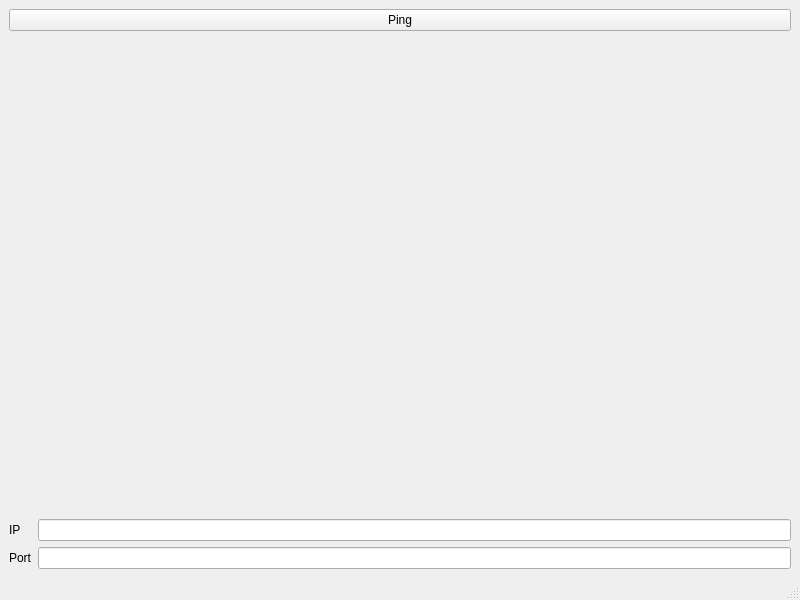
First picture: the form in gui/ui/main.ui, repository phch/davis-hyperloop, before the edit.
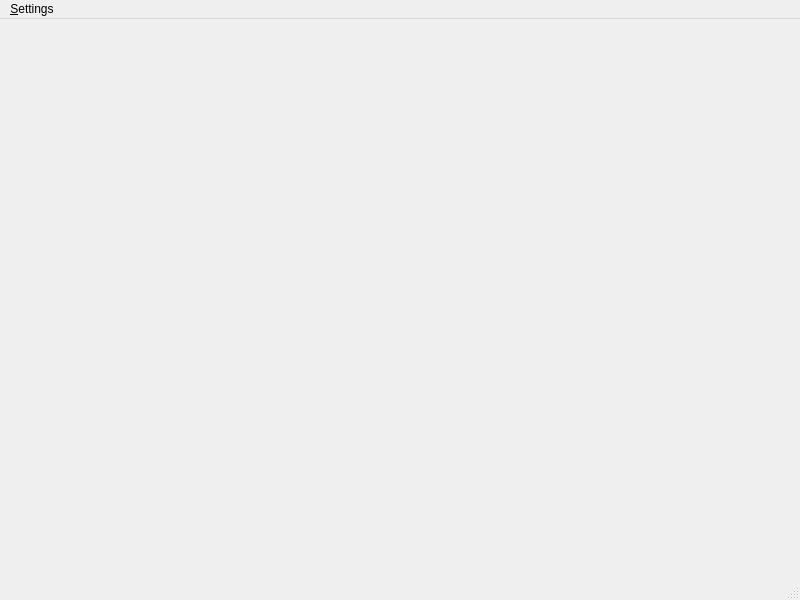
Second picture: the form after the edit.

The edit to the form file:
```diff
--- a/gui/ui/main.ui
+++ b/gui/ui/main.ui
@@ -14,59 +14,7 @@
    <string>MainWindow</string>
   </property>
   <widget class="QWidget" name="centralwidget">
-   <layout class="QGridLayout" name="gridLayout">
-    <item row="0" column="0">
-     <layout class="QVBoxLayout" name="verticalLayout">
-      <item>
-       <widget class="QPushButton" name="pingButton">
-        <property name="text">
-         <string>Ping</string>
-        </property>
-       </widget>
-      </item>
-      <item>
-       <spacer name="verticalSpacer">
-        <property name="orientation">
-         <enum>Qt::Vertical</enum>
-        </property>
-        <property name="sizeHint" stdset="0">
-         <size>
-          <width>20</width>
-          <height>40</height>
-         </size>
-        </property>
-       </spacer>
-      </item>
-      <item>
-       <layout class="QFormLayout" name="formLayout">
-        <property name="fieldGrowthPolicy">
-         <enum>QFormLayout::AllNonFixedFieldsGrow</enum>
-        </property>
-        <item row="0" column="0">
-         <widget class="QLabel" name="ipLabel">
-          <property name="text">
-           <string>IP</string>
-          </property>
-         </widget>
-        </item>
-        <item row="0" column="1">
-         <widget class="QLineEdit" name="ipLineEdit"/>
-        </item>
-        <item row="1" column="0">
-         <widget class="QLabel" name="portLabel">
-          <property name="text">
-           <string>Port</string>
-          </property>
-         </widget>
-        </item>
-        <item row="1" column="1">
-         <widget class="QLineEdit" name="portLineEdit"/>
-        </item>
-       </layout>
-      </item>
-     </layout>
-    </item>
-   </layout>
+   <layout class="QGridLayout" name="gridLayout"/>
    <zorder>verticalLayoutWidget</zorder>
    <zorder>portLineEdit</zorder>
    <zorder>verticalLayoutWidget</zorder>
@@ -80,6 +28,13 @@
      <height>20</height>
     </rect>
    </property>
+   <widget class="QMenu" name="menuSettings">
+    <property name="title">
+     <string>&amp;Settings</string>
+    </property>
+    <addaction name="actionNetwork"/>
+   </widget>
+   <addaction name="menuSettings"/>
   </widget>
   <widget class="QStatusBar" name="statusbar"/>
  </widget>
```
Left out of the diff: 7 changed lines with no effect on the pictures.
